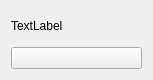
Old version of the form src/four_colors/view/ui_files/w_color.ui in the repository Dadadot/four_colors.
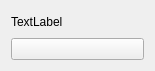
New version of the form.

What changed in the file:
```diff
--- a/src/four_colors/view/ui_files/w_color.ui
+++ b/src/four_colors/view/ui_files/w_color.ui
@@ -6,8 +6,8 @@
    <rect>
     <x>0</x>
     <y>0</y>
-    <width>153</width>
-    <height>80</height>
+    <width>155</width>
+    <height>71</height>
    </rect>
   </property>
   <property name="windowTitle">
```
